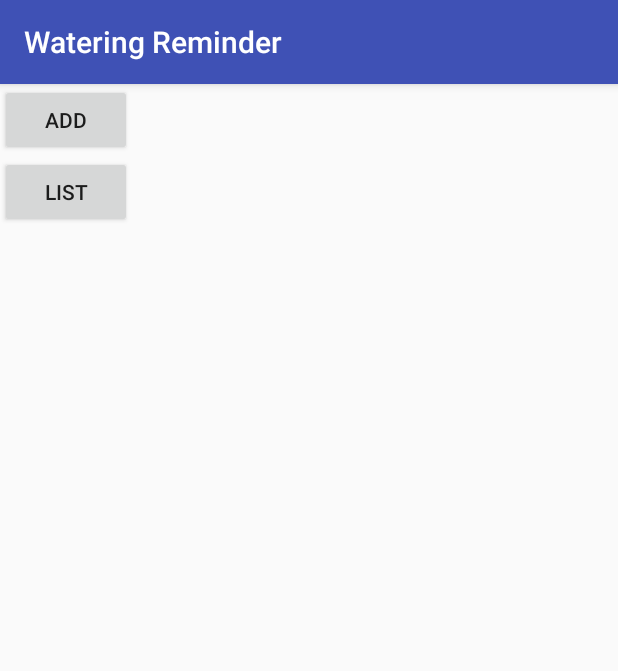
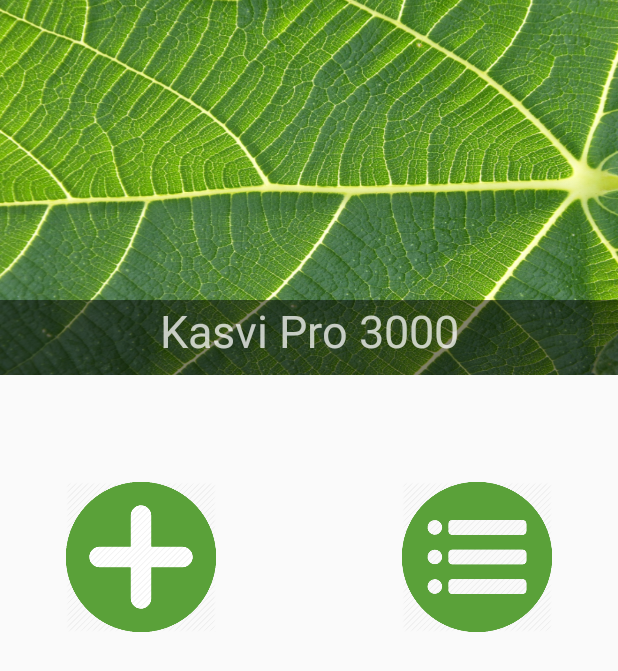
Before and after one commit to jjvmak/watering-reminder, an Android app: the screen it shows after launch (MainActivity), on a phone screen of 412 x 824 dp. Shown: the top 671 px of the screen. Run offline under Robolectric (Android 15) with nearby library versions, the phone set to English and light mode, and no system bars.

Commit message:
Layout update.

```diff
--- a/app/src/main/AndroidManifest.xml
+++ b/app/src/main/AndroidManifest.xml
@@ -17,7 +17,6 @@
             </intent-filter>
         </activity>
         <activity android:name=".InputActivity" />
-        <activity android:name=".ListActivity" />
         <activity android:name=".PlantList" />
         <activity android:name=".PlantActivity"></activity>
     </application>
--- a/app/src/main/java/w/watering_reminder/MainActivity.kt
+++ b/app/src/main/java/w/watering_reminder/MainActivity.kt
@@ -13,9 +13,7 @@ import java.util.concurrent.TimeUnit
 
 class MainActivity : AppCompatActivity() {
 
-
     var db = DatabaseHandler(this)
-
 
     @TargetApi(23)
     override fun onCreate(savedInstanceState: Bundle?) {
@@ -23,42 +21,13 @@ class MainActivity : AppCompatActivity() {
         setContentView(R.layout.activity_main)
 
 
-       // db.insertPlant("KUSILUIKKU")
-
-        var list : MutableList<Plant> = ArrayList()
+      /*  var list : MutableList<Plant> = ArrayList()
         list = db.readData()
 
 
         for (plant in list) {
             Log.v("SAATANA", plant.name +" "+plant.date)
-        }
-
-
-
-       // initInfo()
-
-        /*waterButton.setOnClickListener({
-            val currentTime = Calendar.getInstance()
-            val time = SimpleDateFormat("yyyy-MM-dd'-'kk:mm").format(currentTime.getTime())
-
-
-            var list : MutableList<Date> = ArrayList()
-            list = db.readData()
-
-            Log.v("SAATANA",""+ list.size)
-
-            if (list.size < 1) {
-                db.insertPlant(time)
-                initInfo()
-            }
-
-            else {
-                db.updateData(time)
-                initInfo()
-            }
-
-
-        })*/
+        }*/
 
         addPlant.setOnClickListener({
             val inputIntent = Intent(applicationContext, InputActivity::class.java)
@@ -71,49 +40,6 @@ class MainActivity : AppCompatActivity() {
             startActivity(inputIntent)
 
         })
-
-
-    }
-
-    @TargetApi(23)
-   /* fun initInfo() {
-        var list : MutableList<Date> = ArrayList()
-        list = db.readData()
-
-        if (list.size < 1 ) {
-            infoText.text = "Aloita kastelu."
-        }
-
-        else {
-
-            val sdf = SimpleDateFormat("yyyy-MM-dd'-'kk:mm")
-            list = db.readData()
-            Log.v("SAATANA",""+ list.size)
-            val date1 = list.get(list.size-1)
-            val currentTime = Calendar.getInstance()
-            val time = SimpleDateFormat("yyyy-MM-dd'-'kk:mm").format(currentTime.getTime())
-            val date2 = sdf.parse(time)
-            val diff = getDateDiff(date1, date2, TimeUnit.DAYS)
-
-            if (diff.toDouble() == 0.0) {
-                infoText.text = "Kasteltu tänään."
-            }
-            else {
-                infoText.text = "Kasteltu viimeksi " + diff +" päivää sitten."
-            }
-
-        }
-
-
-
-
-        //infoText.text = sdf.format(list.get(list.size-1))
-
-    }*/
-
-    fun getDateDiff(date1: Date, date2: Date, timeUnit: TimeUnit): Long {
-        val diffInMillies = date2.time - date1.time
-        return timeUnit.convert(diffInMillies, TimeUnit.MILLISECONDS)
     }
 
     override fun onBackPressed() {
--- a/app/src/main/res/layout/activity_main.xml
+++ b/app/src/main/res/layout/activity_main.xml
@@ -16,41 +16,45 @@
         app:layout_constraintTop_toTopOf="parent"
         app:layout_constraintVertical_bias="1.0">
 
-        <TextView
-            android:id="@+id/infoText"
+        <RelativeLayout
+            android:id="@+id/relativeLayout"
             android:layout_width="match_parent"
-            android:layout_height="wrap_content"
-            android:layout_above="@+id/waterButton"
-            android:layout_alignParentStart="true"
-            android:layout_marginBottom="75dp"
-            android:textAlignment="center"
-            android:textSize="30sp"
-            android:visibility="gone" />
+            android:layout_height="250dp"
+            android:background="@drawable/lehtibanner">
 
-        <Button
-            android:id="@+id/waterButton"
-            style="@style/Widget.AppCompat.Button"
-            android:layout_width="150dp"
-            android:layout_height="150dp"
-            android:layout_alignParentBottom="true"
-            android:layout_centerHorizontal="true"
-            android:layout_marginBottom="60dp"
-            android:background="@drawable/waterdrop"
-            android:visibility="gone" />
+            <TextView
+                android:id="@+id/textView"
+                android:layout_width="match_parent"
+                android:layout_height="50dp"
+                android:layout_alignParentBottom="true"
+                android:layout_alignParentStart="true"
+                android:background="@color/bannerText"
+                android:text="Kasvi Pro 3000"
+                android:textAlignment="center"
+                android:textColor="@color/transpText"
+                android:textSize="30sp" />
+        </RelativeLayout>
 
         <Button
             android:id="@+id/addPlant"
-            android:layout_width="wrap_content"
-            android:layout_height="wrap_content"
-            android:text="Add" />
+            android:layout_width="100dp"
+            android:layout_height="100dp"
+            android:layout_alignParentStart="true"
+            android:layout_below="@+id/relativeLayout"
+            android:layout_marginStart="44dp"
+            android:layout_marginTop="71dp"
+            android:background="@drawable/plusicon" />
 
         <Button
             android:id="@+id/listButton"
-            android:layout_width="wrap_content"
-            android:layout_height="wrap_content"
-            android:layout_below="@+id/addPlant"
-            android:layout_toEndOf="@+id/infoText"
-            android:text="List" />
+            android:layout_width="100dp"
+            android:layout_height="100dp"
+
+            android:layout_alignParentEnd="true"
+            android:layout_alignTop="@+id/addPlant"
+            android:layout_marginEnd="44dp"
+            android:background="@drawable/listicon" />
+
     </RelativeLayout>
 
 
--- a/app/src/main/res/values/colors.xml
+++ b/app/src/main/res/values/colors.xml
@@ -1,6 +1,8 @@
 <?xml version="1.0" encoding="utf-8"?>
 <resources>
-    <color name="colorPrimary">#3F51B5</color>
-    <color name="colorPrimaryDark">#303F9F</color>
+    <color name="colorPrimary">#047b00</color>
+    <color name="colorPrimaryDark">#1c562a</color>
     <color name="colorAccent">#FF4081</color>
+    <color name="bannerText">#7f000000</color>
+    <color name="transpText">#bcffffff</color>
 </resources>
--- a/app/src/main/res/values/strings.xml
+++ b/app/src/main/res/values/strings.xml
@@ -1,3 +1,3 @@
 <resources>
-    <string name="app_name">Watering Reminder</string>
+    <string name="app_name">Kasvi Pro 3000</string>
 </resources>
--- a/app/src/main/res/values/styles.xml
+++ b/app/src/main/res/values/styles.xml
@@ -1,7 +1,7 @@
 <resources>
 
     <!-- Base application theme. -->
-    <style name="AppTheme" parent="Theme.AppCompat.Light.DarkActionBar">
+    <style name="AppTheme" parent="Theme.AppCompat.Light.NoActionBar">
         <!-- Customize your theme here. -->
         <item name="colorPrimary">@color/colorPrimary</item>
         <item name="colorPrimaryDark">@color/colorPrimaryDark</item>
```
Also changed, not shown: app/src/main/java/w/watering_reminder/DatabaseHandler.kt (+12 -2 lines), app/src/main/java/w/watering_reminder/InputActivity.kt (+8 -5 lines), app/src/main/java/w/watering_reminder/PlantActivity.kt (+26 -7 lines), app/src/main/res/layout/activity_input.xml (+29 -8 lines), app/src/main/res/layout/activity_plant.xml (+44 -20 lines), app/src/main/res/layout/activity_plant_list.xml (+22 -3 lines), app/src/main/res/drawable-v21/addicon.png (added), app/src/main/res/drawable-v21/lehtibanner.png (added), app/src/main/res/drawable-v21/listicon.png (added), app/src/main/res/drawable-v21/nutrientdrop.png (added), app/src/main/res/drawable-v21/plusicon.png (added), app/src/main/res/drawable-v21/trashcanicon.png (added).
